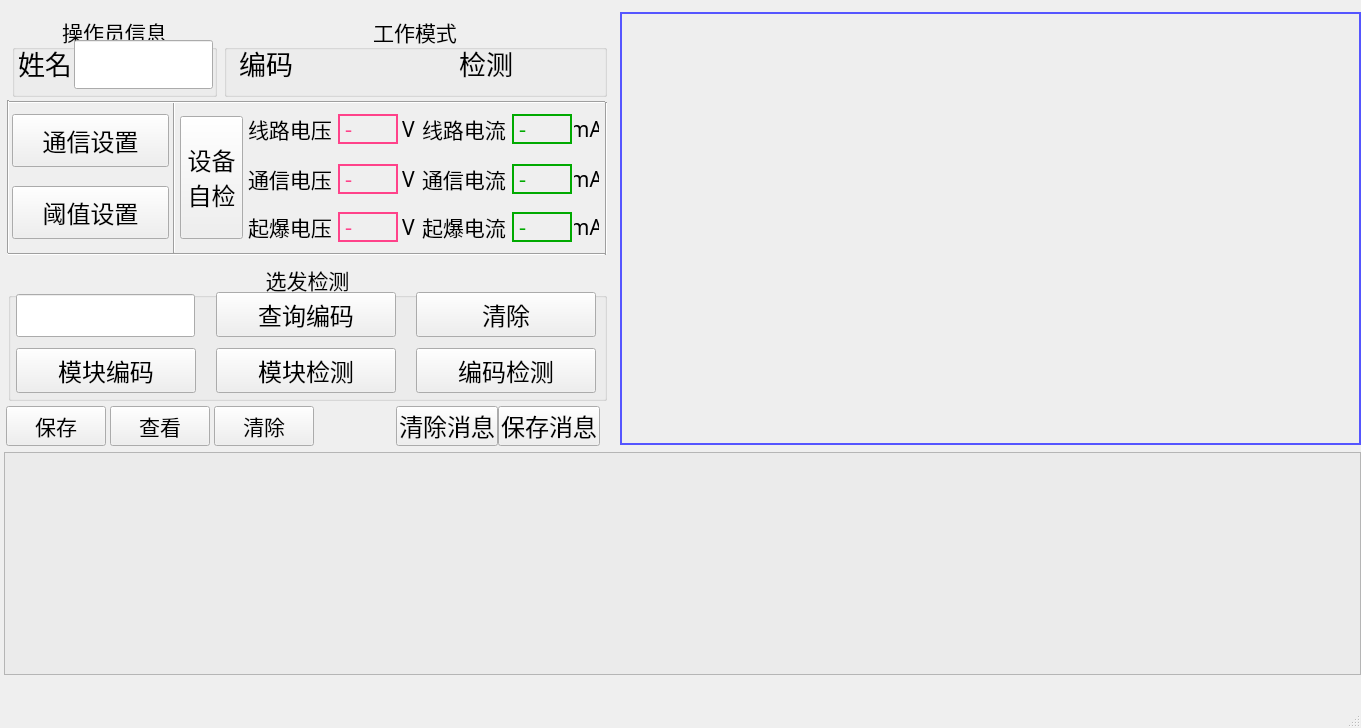
The window that Detector.ui (LeeGingko/Terminal) describes before a commit, drawn with Qt 5.
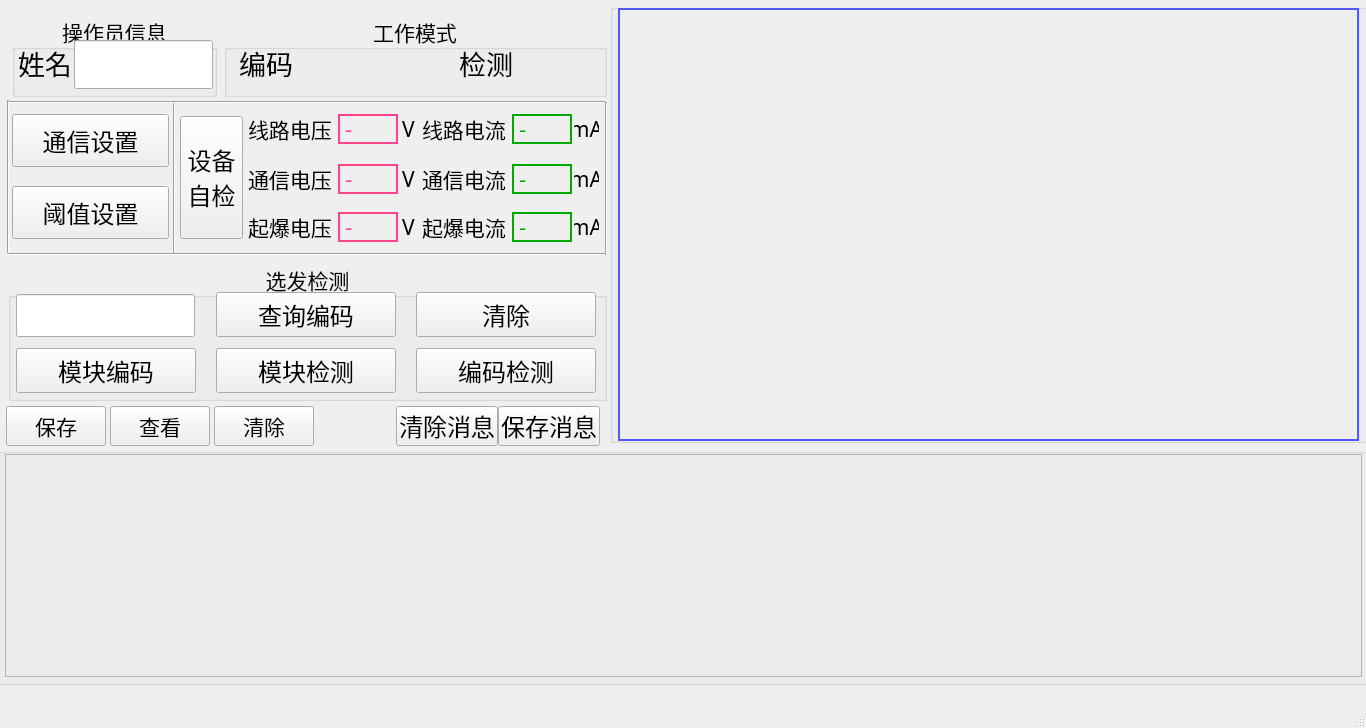
The same window after the commit.

What changed in the file:
```diff
--- a/Detector.ui
+++ b/Detector.ui
@@ -6,7 +6,7 @@
    <rect>
     <x>0</x>
     <y>0</y>
-    <width>1361</width>
+    <width>1366</width>
     <height>728</height>
    </rect>
   </property>
@@ -1140,305 +1140,6 @@
      <bool>false</bool>
     </property>
    </widget>
-   <widget class="QTextBrowser" name="textBrowser">
-    <property name="geometry">
-     <rect>
-      <x>620</x>
-      <y>12</y>
-      <width>741</width>
-      <height>433</height>
-     </rect>
-    </property>
-    <property name="palette">
-     <palette>
-      <active>
-       <colorrole role="WindowText">
-        <brush brushstyle="SolidPattern">
-         <color alpha="255">
-          <red>85</red>
-          <green>85</green>
-          <blue>255</blue>
-         </color>
-        </brush>
-       </colorrole>
-       <colorrole role="Button">
-        <brush brushstyle="SolidPattern">
-         <color alpha="255">
-          <red>238</red>
-          <green>238</green>
-          <blue>238</blue>
-         </color>
-        </brush>
-       </colorrole>
-       <colorrole role="Text">
-        <brush brushstyle="SolidPattern">
-         <color alpha="255">
-          <red>85</red>
-          <green>85</green>
-          <blue>255</blue>
-         </color>
-        </brush>
-       </colorrole>
-       <colorrole role="ButtonText">
-        <brush brushstyle="SolidPattern">
-         <color alpha="255">
-          <red>85</red>
-          <green>85</green>
-          <blue>255</blue>
-         </color>
-        </brush>
-       </colorrole>
-       <colorrole role="Base">
-        <brush brushstyle="SolidPattern">
-         <color alpha="255">
-          <red>238</red>
-          <green>238</green>
-          <blue>238</blue>
-         </color>
-        </brush>
-       </colorrole>
-       <colorrole role="Window">
-        <brush brushstyle="SolidPattern">
-         <color alpha="255">
-          <red>238</red>
-          <green>238</green>
-          <blue>238</blue>
-         </color>
-        </brush>
-       </colorrole>
-       <colorrole role="ToolTipText">
-        <brush brushstyle="SolidPattern">
-         <color alpha="255">
-          <red>0</red>
-          <green>0</green>
-          <blue>0</blue>
-         </color>
-        </brush>
-       </colorrole>
-       <colorrole role="PlaceholderText">
-        <brush brushstyle="NoBrush">
-         <color alpha="128">
-          <red>85</red>
-          <green>85</green>
-          <blue>255</blue>
-         </color>
-        </brush>
-       </colorrole>
-      </active>
-      <inactive>
-       <colorrole role="WindowText">
-        <brush brushstyle="SolidPattern">
-         <color alpha="255">
-          <red>85</red>
-          <green>85</green>
-          <blue>255</blue>
-         </color>
-        </brush>
-       </colorrole>
-       <colorrole role="Button">
-        <brush brushstyle="SolidPattern">
-         <color alpha="255">
-          <red>238</red>
-          <green>238</green>
-          <blue>238</blue>
-         </color>
-        </brush>
-       </colorrole>
-       <colorrole role="Text">
-        <brush brushstyle="SolidPattern">
-         <color alpha="255">
-          <red>85</red>
-          <green>85</green>
-          <blue>255</blue>
-         </color>
-        </brush>
-       </colorrole>
-       <colorrole role="ButtonText">
-        <brush brushstyle="SolidPattern">
-         <color alpha="255">
-          <red>85</red>
-          <green>85</green>
-          <blue>255</blue>
-         </color>
-        </brush>
-       </colorrole>
-       <colorrole role="Base">
-        <brush brushstyle="SolidPattern">
-         <color alpha="255">
-          <red>238</red>
-          <green>238</green>
-          <blue>238</blue>
-         </color>
-        </brush>
-       </colorrole>
-       <colorrole role="Window">
-        <brush brushstyle="SolidPattern">
-         <color alpha="255">
-          <red>238</red>
-          <green>238</green>
-          <blue>238</blue>
-         </color>
-        </brush>
-       </colorrole>
-       <colorrole role="ToolTipText">
-        <brush brushstyle="SolidPattern">
-         <color alpha="255">
-          <red>0</red>
-          <green>0</green>
-          <blue>0</blue>
-         </color>
-        </brush>
-       </colorrole>
-       <colorrole role="PlaceholderText">
-        <brush brushstyle="NoBrush">
-         <color alpha="128">
-          <red>85</red>
-          <green>85</green>
-          <blue>255</blue>
-         </color>
-        </brush>
-       </colorrole>
-      </inactive>
-      <disabled>
-       <colorrole role="WindowText">
-        <brush brushstyle="SolidPattern">
-         <color alpha="255">
-          <red>85</red>
-          <green>85</green>
-          <blue>255</blue>
-         </color>
-        </brush>
-       </colorrole>
-       <colorrole role="Button">
-        <brush brushstyle="SolidPattern">
-         <color alpha="255">
-          <red>238</red>
-          <green>238</green>
-          <blue>238</blue>
-         </color>
-        </brush>
-       </colorrole>
-       <colorrole role="Text">
-        <brush brushstyle="SolidPattern">
-         <color alpha="255">
-          <red>85</red>
-          <green>85</green>
-          <blue>255</blue>
-         </color>
-        </brush>
-       </colorrole>
-       <colorrole role="ButtonText">
-        <brush brushstyle="SolidPattern">
-         <color alpha="255">
-          <red>85</red>
-          <green>85</green>
-          <blue>255</blue>
-         </color>
-        </brush>
-       </colorrole>
-       <colorrole role="Base">
-        <brush brushstyle="SolidPattern">
-         <color alpha="255">
-          <red>238</red>
-          <green>238</green>
-          <blue>238</blue>
-         </color>
-        </brush>
-       </colorrole>
-       <colorrole role="Window">
-        <brush brushstyle="SolidPattern">
-         <color alpha="255">
-          <red>238</red>
-          <green>238</green>
-          <blue>238</blue>
-         </color>
-        </brush>
-       </colorrole>
-       <colorrole role="ToolTipText">
-        <brush brushstyle="SolidPattern">
-         <color alpha="255">
-          <red>0</red>
-          <green>0</green>
-          <blue>0</blue>
-         </color>
-        </brush>
-       </colorrole>
-       <colorrole role="PlaceholderText">
-        <brush brushstyle="NoBrush">
-         <color alpha="128">
-          <red>85</red>
-          <green>85</green>
-          <blue>255</blue>
-         </color>
-        </brush>
-       </colorrole>
-      </disabled>
-     </palette>
-    </property>
-    <property name="font">
-     <font>
-      <family>Cascadia Mono PL SemiLight</family>
-      <pointsize>16</pointsize>
-      <weight>50</weight>
-      <italic>false</italic>
-      <bold>false</bold>
-     </font>
-    </property>
-    <property name="styleSheet">
-     <string notr="true">QTextBrowser {
-	
-	color: rgb(85, 85, 255);
-	background-color: rgb(238, 238, 238);
-	font: 16pt &quot;Cascadia Mono PL SemiLight&quot;;
-}</string>
-    </property>
-    <property name="frameShape">
-     <enum>QFrame::Box</enum>
-    </property>
-    <property name="frameShadow">
-     <enum>QFrame::Plain</enum>
-    </property>
-    <property name="lineWidth">
-     <number>2</number>
-    </property>
-    <property name="documentTitle">
-     <string/>
-    </property>
-    <property name="html">
-     <string>&lt;!DOCTYPE HTML PUBLIC &quot;-//W3C//DTD HTML 4.0//EN&quot; &quot;http://www.w3.org/TR/REC-html40/strict.dtd&quot;&gt;
-&lt;html&gt;&lt;head&gt;&lt;meta name=&quot;qrichtext&quot; content=&quot;1&quot; /&gt;&lt;style type=&quot;text/css&quot;&gt;
-p, li { white-space: pre-wrap; }
-&lt;/style&gt;&lt;/head&gt;&lt;body style=&quot; font-family:'Cascadia Mono PL SemiLight'; font-size:16pt; font-weight:400; font-style:normal;&quot;&gt;
-&lt;p style=&quot;-qt-paragraph-type:empty; margin-top:0px; margin-bottom:0px; margin-left:0px; margin-right:0px; -qt-block-indent:0; text-indent:0px; font-family:'Cascadia Mono'; font-size:14pt;&quot;&gt;&lt;br /&gt;&lt;/p&gt;&lt;/body&gt;&lt;/html&gt;</string>
-    </property>
-   </widget>
-   <widget class="QTableView" name="tableView_result">
-    <property name="geometry">
-     <rect>
-      <x>4</x>
-      <y>452</y>
-      <width>1357</width>
-      <height>223</height>
-     </rect>
-    </property>
-    <property name="font">
-     <font>
-      <family>Cascadia Mono PL SemiLight</family>
-      <pointsize>16</pointsize>
-      <weight>50</weight>
-      <bold>false</bold>
-     </font>
-    </property>
-    <property name="styleSheet">
-     <string notr="true">background-color: rgb(235, 235, 235);</string>
-    </property>
-    <attribute name="horizontalHeaderMinimumSectionSize">
-     <number>54</number>
-    </attribute>
-    <attribute name="verticalHeaderMinimumSectionSize">
-     <number>54</number>
-    </attribute>
-   </widget>
    <widget class="QPushButton" name="pushBtn_protocolSetting">
     <property name="geometry">
      <rect>
@@ -1706,6 +1407,334 @@
      <string>Ctrl+*</string>
     </property>
    </widget>
+   <widget class="QGroupBox" name="groupBox_4">
+    <property name="geometry">
+     <rect>
+      <x>-5</x>
+      <y>448</y>
+      <width>1375</width>
+      <height>237</height>
+     </rect>
+    </property>
+    <property name="title">
+     <string/>
+    </property>
+    <widget class="QTableView" name="tableView_result">
+     <property name="geometry">
+      <rect>
+       <x>10</x>
+       <y>6</y>
+       <width>1357</width>
+       <height>223</height>
+      </rect>
+     </property>
+     <property name="font">
+      <font>
+       <family>Cascadia Mono PL SemiLight</family>
+       <pointsize>16</pointsize>
+       <weight>50</weight>
+       <bold>false</bold>
+      </font>
+     </property>
+     <property name="mouseTracking">
+      <bool>true</bool>
+     </property>
+     <property name="styleSheet">
+      <string notr="true">background-color: rgb(235, 235, 235);</string>
+     </property>
+     <attribute name="horizontalHeaderMinimumSectionSize">
+      <number>54</number>
+     </attribute>
+     <attribute name="verticalHeaderMinimumSectionSize">
+      <number>54</number>
+     </attribute>
+    </widget>
+   </widget>
+   <widget class="QGroupBox" name="groupBox_5">
+    <property name="geometry">
+     <rect>
+      <x>610</x>
+      <y>4</y>
+      <width>759</width>
+      <height>439</height>
+     </rect>
+    </property>
+    <property name="title">
+     <string/>
+    </property>
+    <widget class="QTextBrowser" name="textBrowser">
+     <property name="geometry">
+      <rect>
+       <x>8</x>
+       <y>4</y>
+       <width>741</width>
+       <height>433</height>
+      </rect>
+     </property>
+     <property name="palette">
+      <palette>
+       <active>
+        <colorrole role="WindowText">
+         <brush brushstyle="SolidPattern">
+          <color alpha="255">
+           <red>85</red>
+           <green>85</green>
+           <blue>255</blue>
+          </color>
+         </brush>
+        </colorrole>
+        <colorrole role="Button">
+         <brush brushstyle="SolidPattern">
+          <color alpha="255">
+           <red>238</red>
+           <green>238</green>
+           <blue>238</blue>
+          </color>
+         </brush>
+        </colorrole>
+        <colorrole role="Text">
+         <brush brushstyle="SolidPattern">
+          <color alpha="255">
+           <red>85</red>
+           <green>85</green>
+           <blue>255</blue>
+          </color>
+         </brush>
+        </colorrole>
+        <colorrole role="ButtonText">
+         <brush brushstyle="SolidPattern">
+          <color alpha="255">
+           <red>85</red>
+           <green>85</green>
+           <blue>255</blue>
+          </color>
+         </brush>
+        </colorrole>
+        <colorrole role="Base">
+         <brush brushstyle="SolidPattern">
+          <color alpha="255">
+           <red>238</red>
+           <green>238</green>
+           <blue>238</blue>
+          </color>
+         </brush>
+        </colorrole>
+        <colorrole role="Window">
+         <brush brushstyle="SolidPattern">
+          <color alpha="255">
+           <red>238</red>
+           <green>238</green>
+           <blue>238</blue>
+          </color>
+         </brush>
+        </colorrole>
+        <colorrole role="ToolTipText">
+         <brush brushstyle="SolidPattern">
+          <color alpha="255">
+           <red>0</red>
+           <green>0</green>
+           <blue>0</blue>
+          </color>
+         </brush>
+        </colorrole>
+        <colorrole role="PlaceholderText">
+         <brush brushstyle="NoBrush">
+          <color alpha="128">
+           <red>85</red>
+           <green>85</green>
+           <blue>255</blue>
+          </color>
+         </brush>
+        </colorrole>
+       </active>
+       <inactive>
+        <colorrole role="WindowText">
+         <brush brushstyle="SolidPattern">
+          <color alpha="255">
+           <red>85</red>
+           <green>85</green>
+           <blue>255</blue>
+          </color>
+         </brush>
+        </colorrole>
+        <colorrole role="Button">
+         <brush brushstyle="SolidPattern">
+          <color alpha="255">
+           <red>238</red>
+           <green>238</green>
+           <blue>238</blue>
+          </color>
+         </brush>
+        </colorrole>
+        <colorrole role="Text">
+         <brush brushstyle="SolidPattern">
+          <color alpha="255">
+           <red>85</red>
+           <green>85</green>
+           <blue>255</blue>
+          </color>
+         </brush>
+        </colorrole>
+        <colorrole role="ButtonText">
+         <brush brushstyle="SolidPattern">
+          <color alpha="255">
+           <red>85</red>
+           <green>85</green>
+           <blue>255</blue>
+          </color>
+         </brush>
+        </colorrole>
+        <colorrole role="Base">
+         <brush brushstyle="SolidPattern">
+          <color alpha="255">
+           <red>238</red>
+           <green>238</green>
+           <blue>238</blue>
+          </color>
+         </brush>
+        </colorrole>
+        <colorrole role="Window">
+         <brush brushstyle="SolidPattern">
+          <color alpha="255">
+           <red>238</red>
+           <green>238</green>
+           <blue>238</blue>
+          </color>
+         </brush>
+        </colorrole>
+        <colorrole role="ToolTipText">
+         <brush brushstyle="SolidPattern">
+          <color alpha="255">
+           <red>0</red>
+           <green>0</green>
+           <blue>0</blue>
+          </color>
+         </brush>
+        </colorrole>
+        <colorrole role="PlaceholderText">
+         <brush brushstyle="NoBrush">
+          <color alpha="128">
+           <red>85</red>
+           <green>85</green>
+           <blue>255</blue>
+          </color>
+         </brush>
+        </colorrole>
+       </inactive>
+       <disabled>
+        <colorrole role="WindowText">
+         <brush brushstyle="SolidPattern">
+          <color alpha="255">
+           <red>85</red>
+           <green>85</green>
+           <blue>255</blue>
+          </color>
+         </brush>
+        </colorrole>
+        <colorrole role="Button">
+         <brush brushstyle="SolidPattern">
+          <color alpha="255">
+           <red>238</red>
+           <green>238</green>
+           <blue>238</blue>
+          </color>
+         </brush>
+        </colorrole>
+        <colorrole role="Text">
+         <brush brushstyle="SolidPattern">
+          <color alpha="255">
+           <red>85</red>
+           <green>85</green>
+           <blue>255</blue>
+          </color>
+         </brush>
+        </colorrole>
+        <colorrole role="ButtonText">
+         <brush brushstyle="SolidPattern">
+          <color alpha="255">
+           <red>85</red>
+           <green>85</green>
+           <blue>255</blue>
+          </color>
+         </brush>
+        </colorrole>
+        <colorrole role="Base">
+         <brush brushstyle="SolidPattern">
+          <color alpha="255">
+           <red>238</red>
+           <green>238</green>
+           <blue>238</blue>
+          </color>
+         </brush>
+        </colorrole>
+        <colorrole role="Window">
+         <brush brushstyle="SolidPattern">
+          <color alpha="255">
+           <red>238</red>
+           <green>238</green>
+           <blue>238</blue>
+          </color>
+         </brush>
+        </colorrole>
+        <colorrole role="ToolTipText">
+         <brush brushstyle="SolidPattern">
+          <color alpha="255">
+           <red>0</red>
+           <green>0</green>
+           <blue>0</blue>
+          </color>
+         </brush>
+        </colorrole>
+        <colorrole role="PlaceholderText">
+         <brush brushstyle="NoBrush">
+          <color alpha="128">
+           <red>85</red>
+           <green>85</green>
+           <blue>255</blue>
+          </color>
+         </brush>
+        </colorrole>
+       </disabled>
+      </palette>
+     </property>
+     <property name="font">
+      <font>
+       <family>Cascadia Mono PL SemiLight</family>
+       <pointsize>16</pointsize>
+       <weight>50</weight>
+       <italic>false</italic>
+       <bold>false</bold>
+      </font>
+     </property>
+     <property name="styleSheet">
+      <string notr="true">QTextBrowser {
+	
+	color: rgb(85, 85, 255);
+	background-color: rgb(238, 238, 238);
+	font: 16pt &quot;Cascadia Mono PL SemiLight&quot;;
+}</string>
+     </property>
+     <property name="frameShape">
+      <enum>QFrame::Box</enum>
+     </property>
+     <property name="frameShadow">
+      <enum>QFrame::Plain</enum>
+     </property>
+     <property name="lineWidth">
+      <number>2</number>
+     </property>
+     <property name="documentTitle">
+      <string/>
+     </property>
+     <property name="html">
+      <string>&lt;!DOCTYPE HTML PUBLIC &quot;-//W3C//DTD HTML 4.0//EN&quot; &quot;http://www.w3.org/TR/REC-html40/strict.dtd&quot;&gt;
+&lt;html&gt;&lt;head&gt;&lt;meta name=&quot;qrichtext&quot; content=&quot;1&quot; /&gt;&lt;style type=&quot;text/css&quot;&gt;
+p, li { white-space: pre-wrap; }
+&lt;/style&gt;&lt;/head&gt;&lt;body style=&quot; font-family:'Cascadia Mono PL SemiLight'; font-size:16pt; font-weight:400; font-style:normal;&quot;&gt;
+&lt;p style=&quot;-qt-paragraph-type:empty; margin-top:0px; margin-bottom:0px; margin-left:0px; margin-right:0px; -qt-block-indent:0; text-indent:0px; font-family:'Cascadia Mono'; font-size:14pt;&quot;&gt;&lt;br /&gt;&lt;/p&gt;&lt;/body&gt;&lt;/html&gt;</string>
+     </property>
+    </widget>
+   </widget>
   </widget>
   <widget class="QMenuBar" name="menubar">
    <property name="geometry">
```
Left out of the diff: 2 changed lines with no effect on the pictures.
